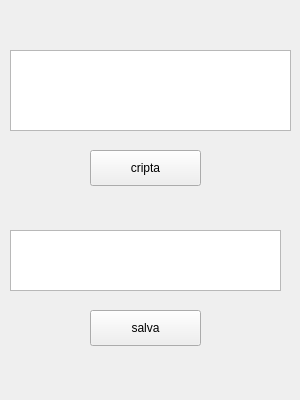
ClaudioMalvica/QT_DES, file mainwindow.ui: the form before one commit.
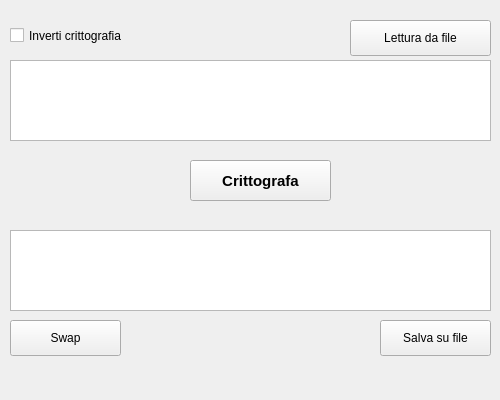
The form after the commit.

```diff
--- a/mainwindow.ui
+++ b/mainwindow.ui
@@ -6,7 +6,7 @@
    <rect>
     <x>0</x>
     <y>0</y>
-    <width>300</width>
+    <width>500</width>
     <height>400</height>
    </rect>
   </property>
@@ -18,13 +18,13 @@
   </property>
   <property name="minimumSize">
    <size>
-    <width>300</width>
+    <width>500</width>
     <height>400</height>
    </size>
   </property>
   <property name="maximumSize">
    <size>
-    <width>300</width>
+    <width>500</width>
     <height>400</height>
    </size>
   </property>
@@ -36,8 +36,8 @@
     <property name="geometry">
      <rect>
       <x>10</x>
-      <y>50</y>
-      <width>281</width>
+      <y>60</y>
+      <width>481</width>
       <height>81</height>
      </rect>
     </property>
@@ -45,14 +45,21 @@
    <widget class="QPushButton" name="cryptButton">
     <property name="geometry">
      <rect>
-      <x>90</x>
-      <y>150</y>
-      <width>111</width>
-      <height>36</height>
+      <x>190</x>
+      <y>160</y>
+      <width>141</width>
+      <height>41</height>
      </rect>
     </property>
+    <property name="font">
+     <font>
+      <pointsize>11</pointsize>
+      <italic>false</italic>
+      <bold>true</bold>
+     </font>
+    </property>
     <property name="text">
-     <string>cripta</string>
+     <string>Crittografa</string>
     </property>
    </widget>
    <widget class="QTextEdit" name="convertedLabel">
@@ -60,22 +67,61 @@
      <rect>
       <x>10</x>
       <y>230</y>
-      <width>271</width>
-      <height>61</height>
+      <width>481</width>
+      <height>81</height>
      </rect>
     </property>
    </widget>
    <widget class="QPushButton" name="saveFile">
     <property name="geometry">
      <rect>
-      <x>90</x>
-      <y>310</y>
+      <x>380</x>
+      <y>320</y>
       <width>111</width>
       <height>36</height>
      </rect>
     </property>
     <property name="text">
-     <string>salva</string>
+     <string>Salva su file</string>
+    </property>
+   </widget>
+   <widget class="QCheckBox" name="invertCheckBox">
+    <property name="geometry">
+     <rect>
+      <x>10</x>
+      <y>20</y>
+      <width>191</width>
+      <height>31</height>
+     </rect>
+    </property>
+    <property name="text">
+     <string>Inverti crittografia</string>
+    </property>
+   </widget>
+   <widget class="QPushButton" name="swapButton">
+    <property name="geometry">
+     <rect>
+      <x>10</x>
+      <y>320</y>
+      <width>111</width>
+      <height>36</height>
+     </rect>
+    </property>
+    <property name="text">
+     <string>Swap</string>
+    </property>
+   </widget>
+   <widget class="QPushButton" name="fileReadButton">
+    <property name="geometry">
+     <rect>
+      <x>350</x>
+      <y>20</y>
+      <width>141</width>
+      <height>36</height>
+     </rect>
+    </property>
+    <property name="text">
+     <string>Lettura da file</string>
     </property>
    </widget>
   </widget>
```
Left out of the diff: 4 changed lines with no effect on the pictures.
